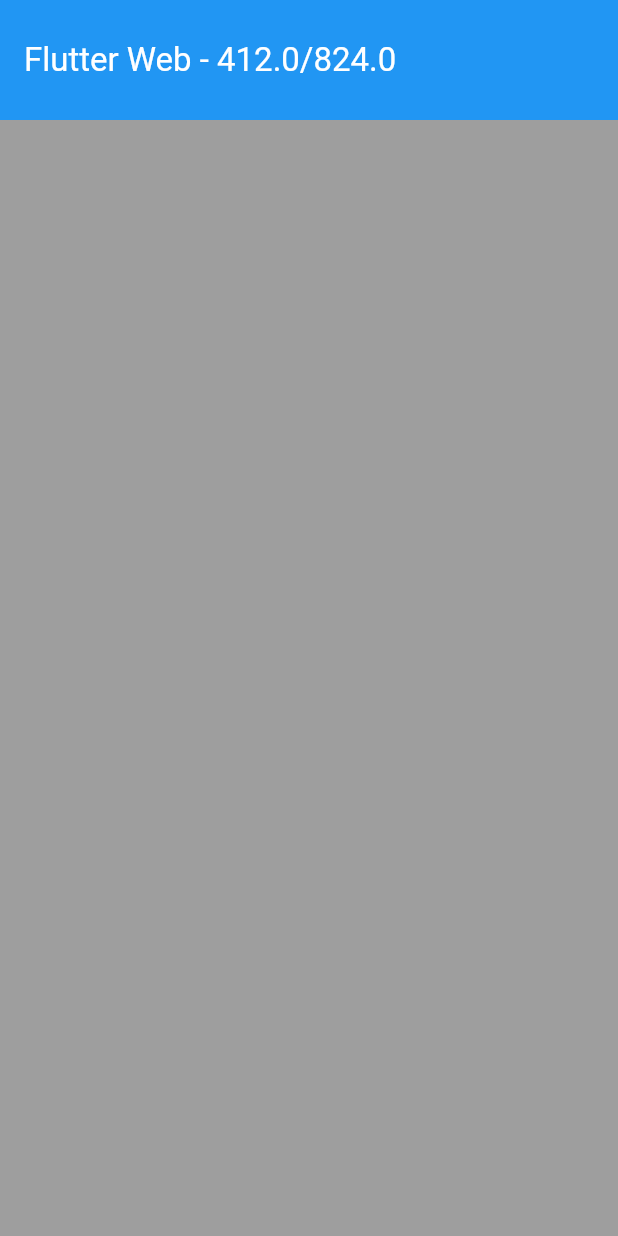
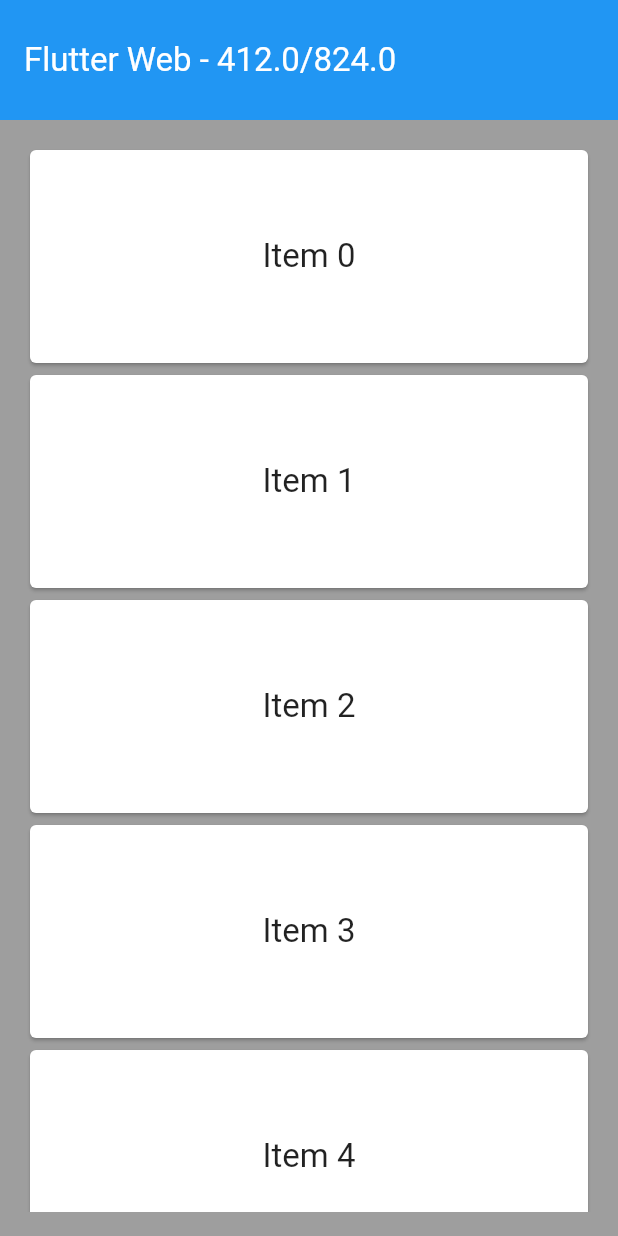
Before and after one commit to rlechetaudemy/carros_flutter_web, a Flutter app: the screen it shows after launch, on a phone screen of 412 x 824 dp. Run offline on Flutter 3.47's test engine with Material 2 defaults, Android fonts, the phone set to English and light mode, and no system bars.

Commit message:
Fist Commit

```diff
--- a/lib/home.dart
+++ b/lib/home.dart
@@ -60,8 +60,37 @@ class _HomePageState extends State<HomePage> {
 
   _right() {
     return Container(
-      width: showMenu ? size.width - menuWidth :  size.width,
+      padding: EdgeInsets.all(16),
+      width: showMenu ? size.width - menuWidth : size.width,
       color: Colors.grey,
+      child: showMenu
+          ? GridView.builder(
+        gridDelegate: SliverGridDelegateWithFixedCrossAxisCount(crossAxisCount: 2,mainAxisSpacing: 20,crossAxisSpacing: 20,childAspectRatio: 2),
+              itemCount: 100,
+              itemBuilder: (context, idx) {
+                return Container(
+                  height: 150,
+                  child: Card(
+                    child: Center(
+                      child: Text("Item $idx"),
+                    ),
+                  ),
+                );
+              },
+            )
+          : ListView.builder(
+              itemCount: 100,
+              itemBuilder: (context, idx) {
+                return Container(
+                  height: 150,
+                  child: Card(
+                    child: Center(
+                      child: Text("Item $idx"),
+                    ),
+                  ),
+                );
+              },
+            ),
     );
   }
 }
```
Also changed, not shown: 1 other file.
